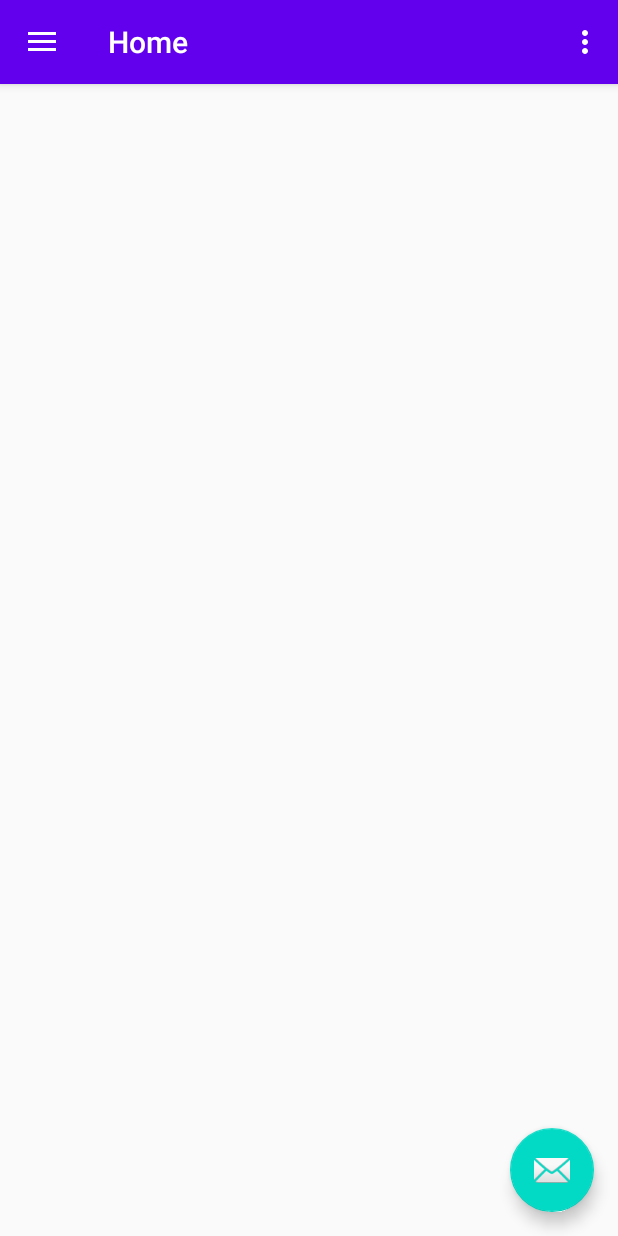
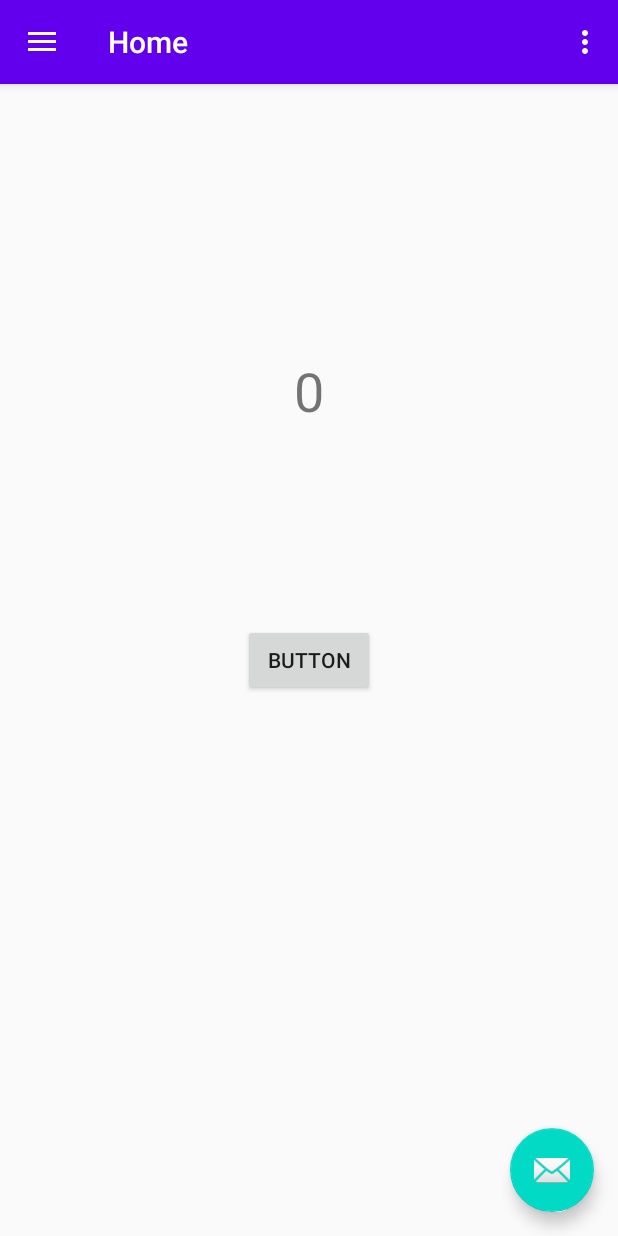
Before and after one commit to juice-teamwork/test-repository, an Android app: the screen it shows after launch (MainActivity), on a phone screen of 412 x 824 dp. Run offline under Robolectric (Android 15) with nearby library versions, the phone set to English and light mode, and no system bars; our stand-ins replace data binding, navigation-ui.

Commit message:
改了 home

```diff
--- a/app/src/main/res/layout/fragment_home.xml
+++ b/app/src/main/res/layout/fragment_home.xml
@@ -1,22 +1,41 @@
 <?xml version="1.0" encoding="utf-8"?>
-<androidx.constraintlayout.widget.ConstraintLayout xmlns:android="http://schemas.android.com/apk/res/android"
+<layout xmlns:android="http://schemas.android.com/apk/res/android"
     xmlns:app="http://schemas.android.com/apk/res-auto"
-    xmlns:tools="http://schemas.android.com/tools"
+    xmlns:tools="http://schemas.android.com/tools">
+
+    <data>
+
+        <variable
+            name="data"
+            type="com.example.test_repository.ui.home.HomeViewModel" />
+    </data>
+
+    <androidx.constraintlayout.widget.ConstraintLayout
         android:layout_width="match_parent"
         android:layout_height="match_parent"
         tools:context=".ui.home.HomeFragment">
 
         <TextView
-        android:id="@+id/text_home"
-        android:layout_width="match_parent"
+            android:id="@+id/textView"
+            android:layout_width="wrap_content"
             android:layout_height="wrap_content"
-        android:layout_marginStart="8dp"
-        android:layout_marginTop="8dp"
-        android:layout_marginEnd="8dp"
-        android:textAlignment="center"
-        android:textSize="20sp"
+            android:text="@{String.valueOf(data.num)}"
+            android:textSize="36sp"
+            app:layout_constraintBottom_toBottomOf="parent"
+            app:layout_constraintEnd_toEndOf="parent"
+            app:layout_constraintStart_toStartOf="parent"
+            app:layout_constraintTop_toTopOf="parent"
+            app:layout_constraintVertical_bias="0.25" />
+
+        <Button
+            android:id="@+id/button"
+            android:layout_width="wrap_content"
+            android:layout_height="wrap_content"
+            android:text="Button"
+            android:onClick="@{()->data.add()}"
             app:layout_constraintBottom_toBottomOf="parent"
             app:layout_constraintEnd_toEndOf="parent"
             app:layout_constraintStart_toStartOf="parent"
             app:layout_constraintTop_toTopOf="parent" />
     </androidx.constraintlayout.widget.ConstraintLayout>
+</layout>
```
Also changed, not shown: app/src/main/java/com/example/test_repository/ui/home/HomeViewModel.java (+0 -11 lines). Lines whose indentation alone changed are shown as unchanged.
